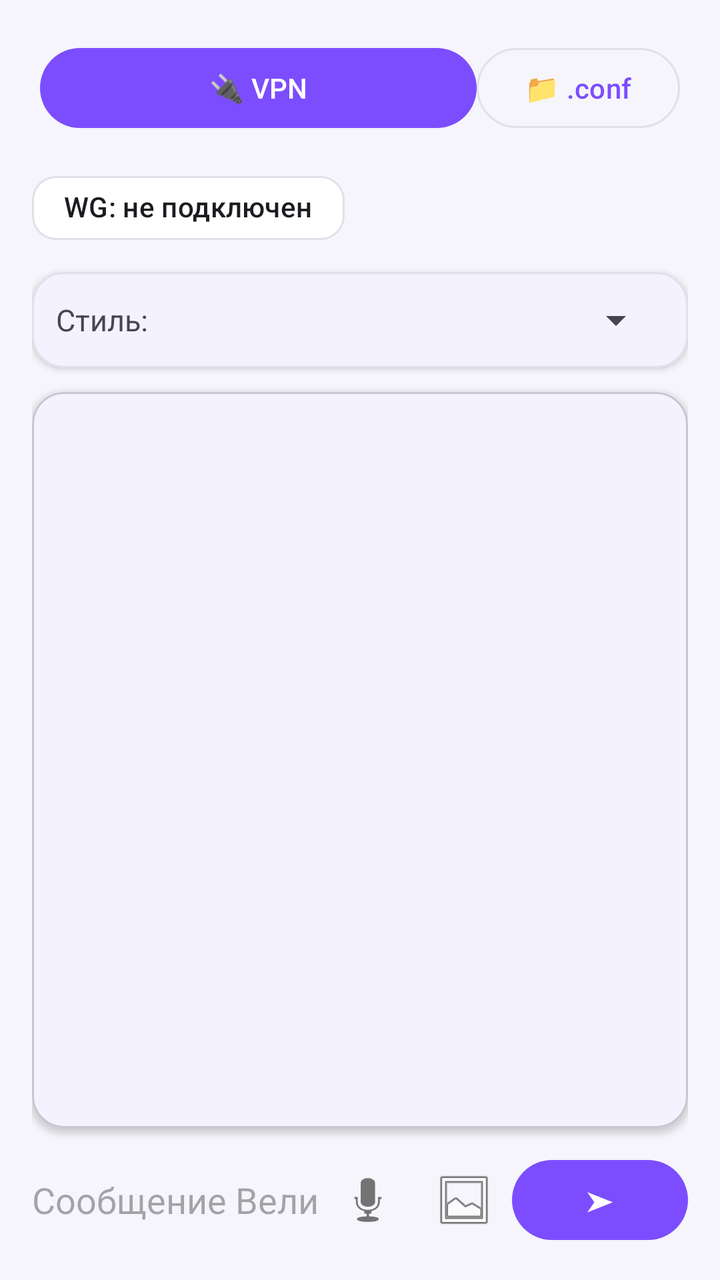
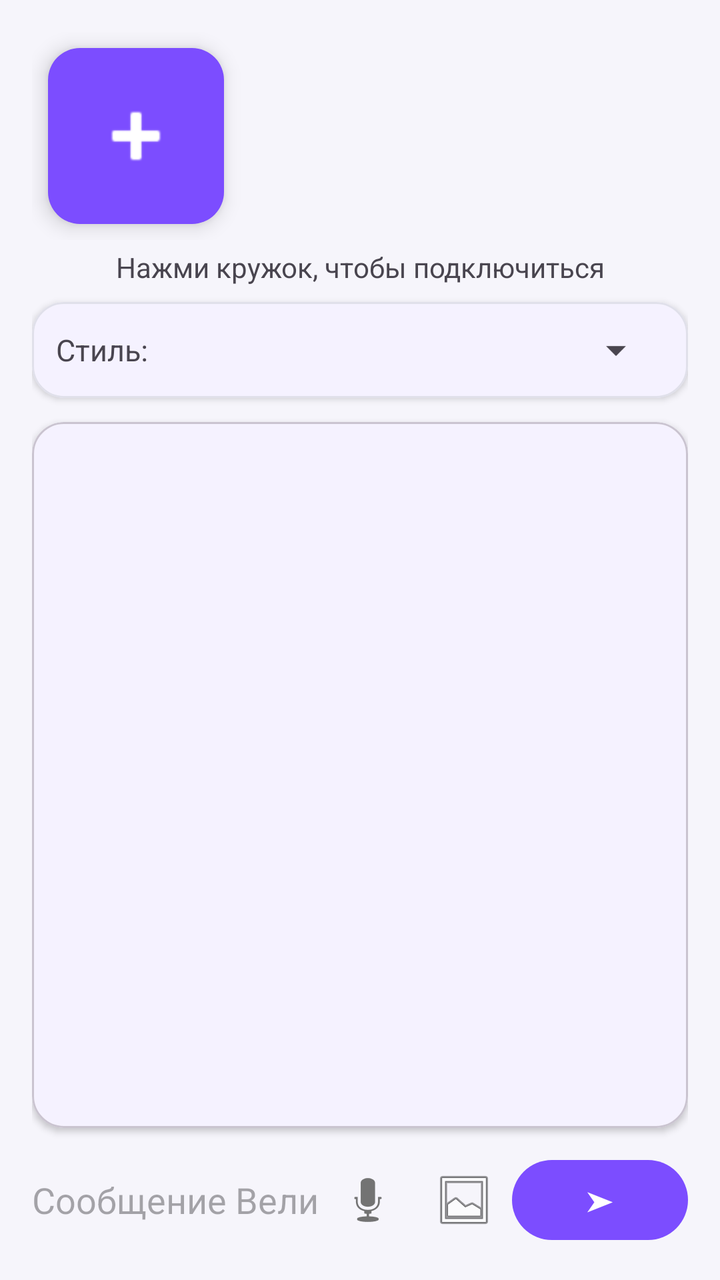

Before-and-after screenshots of an Android layout around one commit, followed by the original layout XML and the change that was made.
<!-- AndroidManifest.xml: activity theme Theme.Velimudr -->
<!-- res/layout/activity_main.xml -->
<?xml version="1.0" encoding="utf-8"?>
<LinearLayout xmlns:android="http://schemas.android.com/apk/res/android"
    xmlns:app="http://schemas.android.com/apk/res-auto"
    android:layout_width="match_parent"
    android:layout_height="match_parent"
    android:orientation="vertical"
    android:padding="16dp"
    android:background="?android:colorBackground">

    
    <LinearLayout
        android:layout_width="match_parent"
        android:layout_height="wrap_content"
        android:orientation="horizontal"
        android:padding="4dp">
        <com.google.android.material.button.MaterialButton
            android:id="@+id/btnConnect"
            android:layout_width="0dp"
            android:layout_height="wrap_content"
            android:layout_weight="1"
            android:text="🔌 VPN"
            style="@style/Widget.Material3.Button" />
        <com.google.android.material.button.MaterialButton
            android:id="@+id/btnLoadConf"
            android:layout_width="wrap_content"
            android:layout_height="wrap_content"
            android:text="📁 .conf"
            style="@style/Widget.Material3.Button.OutlinedButton" />
    </LinearLayout>

    
    <com.google.android.material.chip.Chip
        android:id="@+id/tvStatus"
        android:layout_width="wrap_content"
        android:layout_height="wrap_content"
        android:layout_marginTop="8dp"
        android:text="WG: не подключен"
        app:chipCornerRadius="12dp"
        app:chipBackgroundColor="@color/brand_surface" />

    
    <com.google.android.material.card.MaterialCardView
        android:layout_width="match_parent"
        android:layout_height="wrap_content"
        android:layout_marginTop="8dp"
        app:cardCornerRadius="16dp"
        app:cardElevation="2dp"
        app:strokeColor="@color/brand_outline"
        app:strokeWidth="1dp">
        <LinearLayout
            android:layout_width="match_parent"
            android:layout_height="wrap_content"
            android:orientation="horizontal"
            android:gravity="center_vertical"
            android:padding="12dp">
            <TextView
                android:layout_width="wrap_content"
                android:layout_height="wrap_content"
                android:text="Стиль:"
                android:textSize="15sp" />
            <Spinner
                android:id="@+id/spinnerStyle"
                android:layout_width="0dp"
                android:layout_height="wrap_content"
                android:layout_weight="1"
                android:layout_marginStart="8dp" />
        </LinearLayout>
    </com.google.android.material.card.MaterialCardView>

    
    <com.google.android.material.card.MaterialCardView
        android:layout_width="match_parent"
        android:layout_height="0dp"
        android:layout_weight="1"
        android:layout_marginTop="12dp"
        app:cardCornerRadius="16dp"
        app:cardElevation="2dp">
        <ScrollView
            android:layout_width="match_parent"
            android:layout_height="match_parent">
            <TextView
                android:id="@+id/tvChat"
                android:layout_width="match_parent"
                android:layout_height="wrap_content"
                android:padding="12dp"
                android:textSize="14sp"
                android:textIsSelectable="true" />
        </ScrollView>
    </com.google.android.material.card.MaterialCardView>

    
    <LinearLayout
        android:layout_width="match_parent"
        android:layout_height="wrap_content"
        android:orientation="horizontal"
        android:layout_marginTop="12dp"
        android:gravity="center_vertical">
        <EditText
            android:id="@+id/etMessage"
            android:layout_width="0dp"
            android:layout_height="wrap_content"
            android:layout_weight="1"
            android:hint="Сообщение Велимудру..."
            android:inputType="text"
            android:background="@null" />
        <ImageButton
            android:id="@+id/btnMic"
            android:layout_width="48dp"
            android:layout_height="48dp"
            android:src="@android:drawable/ic_btn_speak_now"
            android:background="?attr/selectableItemBackgroundBorderless"
            android:contentDescription="Голос" />
        <ImageButton
            android:id="@+id/btnPhoto"
            android:layout_width="48dp"
            android:layout_height="48dp"
            android:src="@android:drawable/ic_menu_gallery"
            android:background="?attr/selectableItemBackgroundBorderless"
            android:contentDescription="Фото" />
        <com.google.android.material.button.MaterialButton
            android:id="@+id/btnSend"
            android:layout_width="wrap_content"
            android:layout_height="wrap_content"
            android:text="➤"
            style="@style/Widget.Material3.Button" />
    </LinearLayout>
</LinearLayout>
<!-- resources referenced by this layout -->
<resources>
  <color name="brand_outline">#E0E0EA</color>
  <color name="brand_surface">#FFFFFF</color>
  <style name="Theme.Velimudr" parent="Theme.Material3.DayNight.NoActionBar">
          <item name="colorPrimary">@color/brand_purple</item>
          <item name="colorOnPrimary">@color/white</item>
          <item name="colorPrimaryContainer">@color/brand_purple_light</item>
          <item name="colorOnPrimaryContainer">@color/brand_purple_dark</item>
          <item name="colorSecondary">@color/brand_purple_light</item>
          <item name="android:colorBackground">@color/brand_bg</item>
          <item name="colorSurface">@color/white</item>
          <item name="colorSurfaceVariant">@color/brand_surface</item>
          <item name="colorOutline">@color/brand_outline</item>
      </style>
  <color name="brand_purple">#7C4DFF</color>
  <color name="white">#FFFFFFFF</color>
  <color name="brand_purple_light">#B39DFF</color>
  <color name="brand_purple_dark">#4A23C9</color>
  <color name="brand_bg">#F6F5FB</color>
</resources>

<!-- the commit's change to res/layout/activity_main.xml (unified diff, before → after) -->
@@ -8,35 +8,54 @@
     android:background="?android:colorBackground">
 
     
-    <LinearLayout
+    <FrameLayout
         android:layout_width="match_parent"
         android:layout_height="wrap_content"
-        android:orientation="horizontal"
-        android:padding="4dp">
-        <com.google.android.material.button.MaterialButton
-            android:id="@+id/btnConnect"
-            android:layout_width="0dp"
-            android:layout_height="wrap_content"
-            android:layout_weight="1"
-            android:text="🔌 VPN"
-            style="@style/Widget.Material3.Button" />
-        <com.google.android.material.button.MaterialButton
-            android:id="@+id/btnLoadConf"
+        android:gravity="center">
+
+        <com.google.android.material.floatingactionbutton.FloatingActionButton
+            android:id="@+id/btnHub"
             android:layout_width="wrap_content"
             android:layout_height="wrap_content"
-            android:text="📁 .conf"
-            style="@style/Widget.Material3.Button.OutlinedButton" />
-    </LinearLayout>
+            android:layout_margin="8dp"
+            app:srcCompat="@android:drawable/ic_input_add"
+            app:backgroundTint="@color/brand_purple"
+            app:tint="@color/white"
+            app:fabCustomSize="88dp"
+            app:maxImageSize="44dp"
+            android:contentDescription="Подключить / настройки" />
+
+        
+        <ImageView
+            android:id="@+id/imgCheck"
+            android:layout_width="34dp"
+            android:layout_height="34dp"
+            android:layout_gravity="bottom|end"
+            android:layout_margin="14dp"
+            android:src="@android:drawable/ic_menu_save"
+            android:background="@drawable/bg_check"
+            android:visibility="gone"
+            app:tint="@color/green_ok" />
+
+        
+        <ProgressBar
+            android:id="@+id/progressHub"
+            style="?android:attr/progressBarStyle"
+            android:layout_width="88dp"
+            android:layout_height="88dp"
+            android:layout_margin="8dp"
+            android:visibility="gone" />
+    </FrameLayout>
 
     
-    <com.google.android.material.chip.Chip
+    <TextView
         android:id="@+id/tvStatus"
-        android:layout_width="wrap_content"
+        android:layout_width="match_parent"
         android:layout_height="wrap_content"
-        android:layout_marginTop="8dp"
-        android:text="WG: не подключен"
-        app:chipCornerRadius="12dp"
-        app:chipBackgroundColor="@color/brand_surface" />
+        android:layout_marginTop="4dp"
+        android:gravity="center"
+        android:text="Нажми кружок, чтобы подключиться"
+        android:textSize="14sp" />
 
     
     <com.google.android.material.card.MaterialCardView
@@ -103,6 +122,12 @@
             android:hint="Сообщение Велимудру..."
             android:inputType="text"
             android:background="@null" />
+        <ProgressBar
+            android:id="@+id/progressBusy"
+            style="?android:attr/progressBarStyleSmall"
+            android:layout_width="24dp"
+            android:layout_height="24dp"
+            android:visibility="gone" />
         <ImageButton
             android:id="@+id/btnMic"
             android:layout_width="48dp"
<!-- resource entries referenced after the edit -->
@@ -14,7 +14,15 @@
           <item name="colorOutline">@color/brand_outline</item>
       </style>
   <color name="brand_purple">#7C4DFF</color>
+  <color name="green_ok">#2E7D32</color>
   <color name="white">#FFFFFFFF</color>
+  <!-- drawable bg_check (drawable) -->
+  <?xml version="1.0" encoding="utf-8"?>
+  <shape xmlns:android="http://schemas.android.com/apk/res/android"
+      android:shape="oval">
+      <solid android:color="@color/green_ok" />
+      <stroke android:width="2dp" android:color="@color/white" />
+  </shape>
   <color name="brand_purple_light">#B39DFF</color>
   <color name="brand_purple_dark">#4A23C9</color>
   <color name="brand_bg">#F6F5FB</color>
